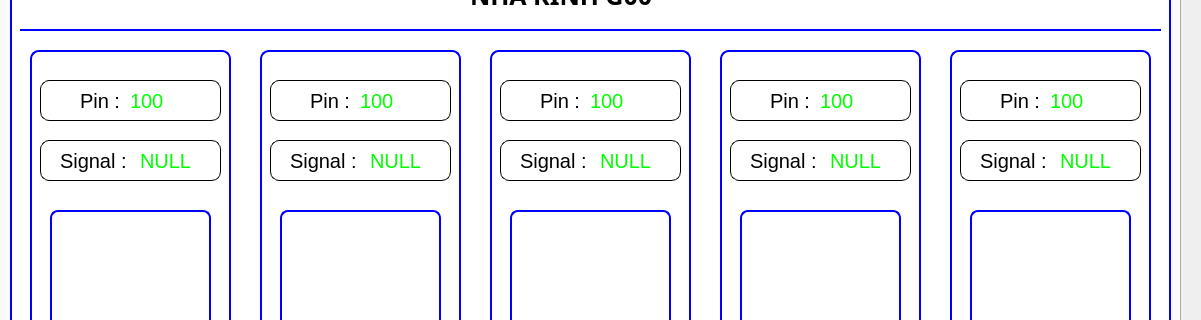
Qt form Source/guis/main.ui (phamvanphuckks/SMART_FARMV1) before a commit; both pictures show x 0 to 1201 and y 174 to 494 of the 1201 by 714 pixel window.
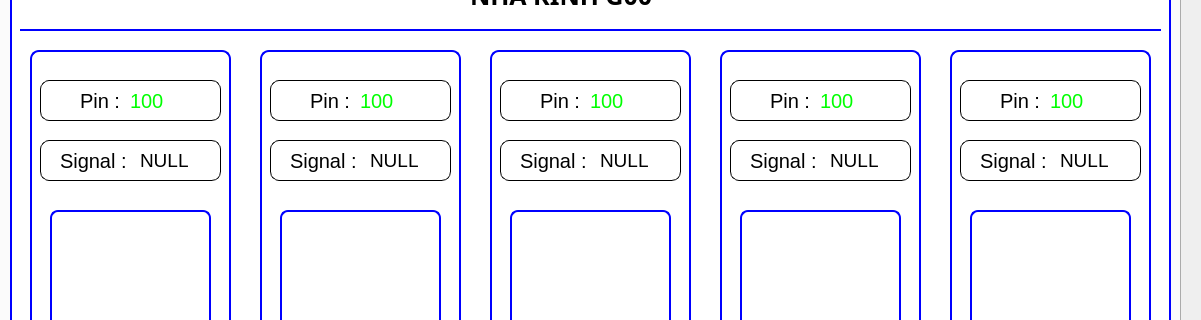
The same form after that commit. Icons and pictures are not drawn.

Patch:
```diff
--- a/Source/guis/main.ui
+++ b/Source/guis/main.ui
@@ -4762,14 +4762,14 @@
       </property>
       <property name="font">
        <font>
+        <pointsize>14</pointsize>
         <weight>50</weight>
         <italic>false</italic>
         <bold>false</bold>
        </font>
       </property>
       <property name="styleSheet">
-       <string notr="true">font: 20px;
-color : rgb(0, 255, 0)</string>
+       <string notr="true">color : rgb(0, 0, 0);</string>
       </property>
       <property name="text">
        <string>NULL</string>
@@ -4784,9 +4784,13 @@
         <height>41</height>
        </rect>
       </property>
+      <property name="font">
+       <font>
+        <pointsize>14</pointsize>
+       </font>
+      </property>
       <property name="styleSheet">
-       <string notr="true">font: 20px;
-color : rgb(0, 255, 0)</string>
+       <string notr="true">color : rgb(0, 0, 0);</string>
       </property>
       <property name="text">
        <string>NULL</string>
@@ -4801,9 +4805,16 @@
         <height>41</height>
        </rect>
       </property>
+      <property name="font">
+       <font>
+        <pointsize>14</pointsize>
+        <weight>50</weight>
+        <italic>false</italic>
+        <bold>false</bold>
+       </font>
+      </property>
       <property name="styleSheet">
-       <string notr="true">font: 20px;
-color : rgb(0, 255, 0)</string>
+       <string notr="true">color : rgb(0, 0, 0);</string>
       </property>
       <property name="text">
        <string>NULL</string>
@@ -4818,9 +4829,16 @@
         <height>41</height>
        </rect>
       </property>
+      <property name="font">
+       <font>
+        <pointsize>14</pointsize>
+        <weight>50</weight>
+        <italic>false</italic>
+        <bold>false</bold>
+       </font>
+      </property>
       <property name="styleSheet">
-       <string notr="true">font: 20px;
-color : rgb(0, 255, 0)</string>
+       <string notr="true">color : rgb(0, 0, 0);</string>
       </property>
       <property name="text">
        <string>NULL</string>
@@ -4835,9 +4853,16 @@
         <height>41</height>
        </rect>
       </property>
+      <property name="font">
+       <font>
+        <pointsize>14</pointsize>
+        <weight>50</weight>
+        <italic>false</italic>
+        <bold>false</bold>
+       </font>
+      </property>
       <property name="styleSheet">
-       <string notr="true">font: 20px;
-color : rgb(0, 255, 0)</string>
+       <string notr="true">color : rgb(0, 0, 0);</string>
       </property>
       <property name="text">
        <string>NULL</string>
```
